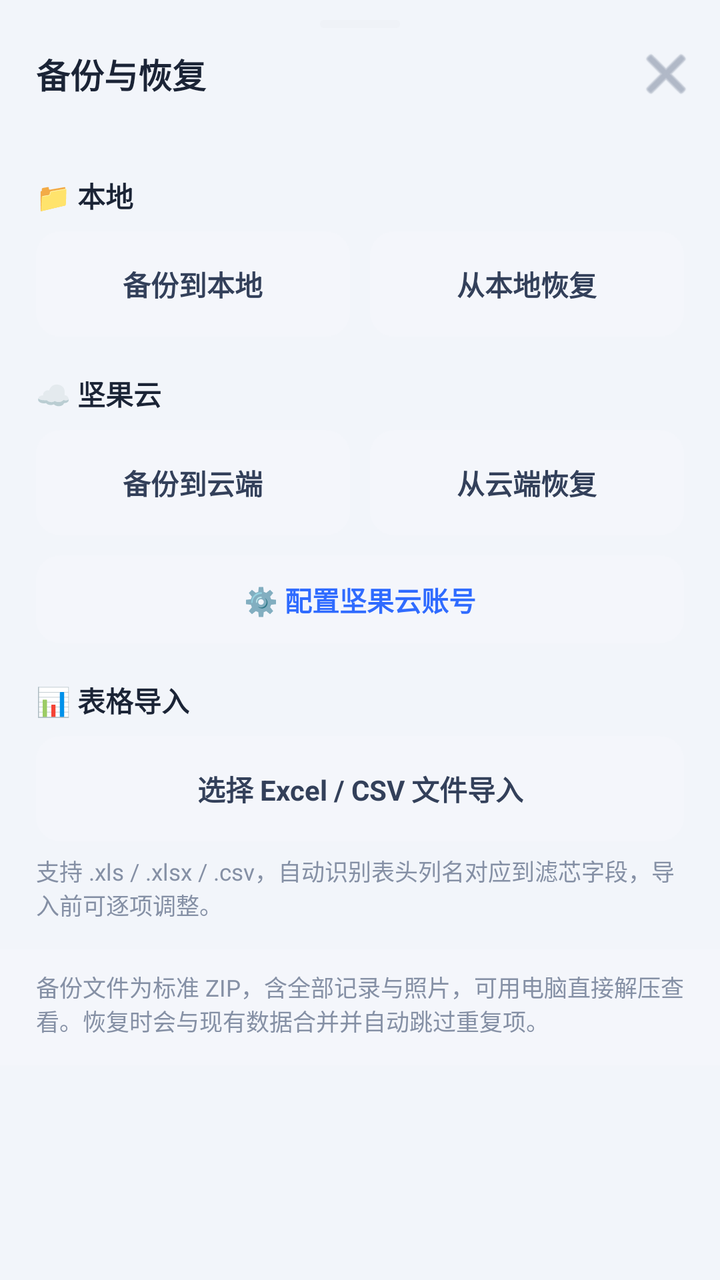
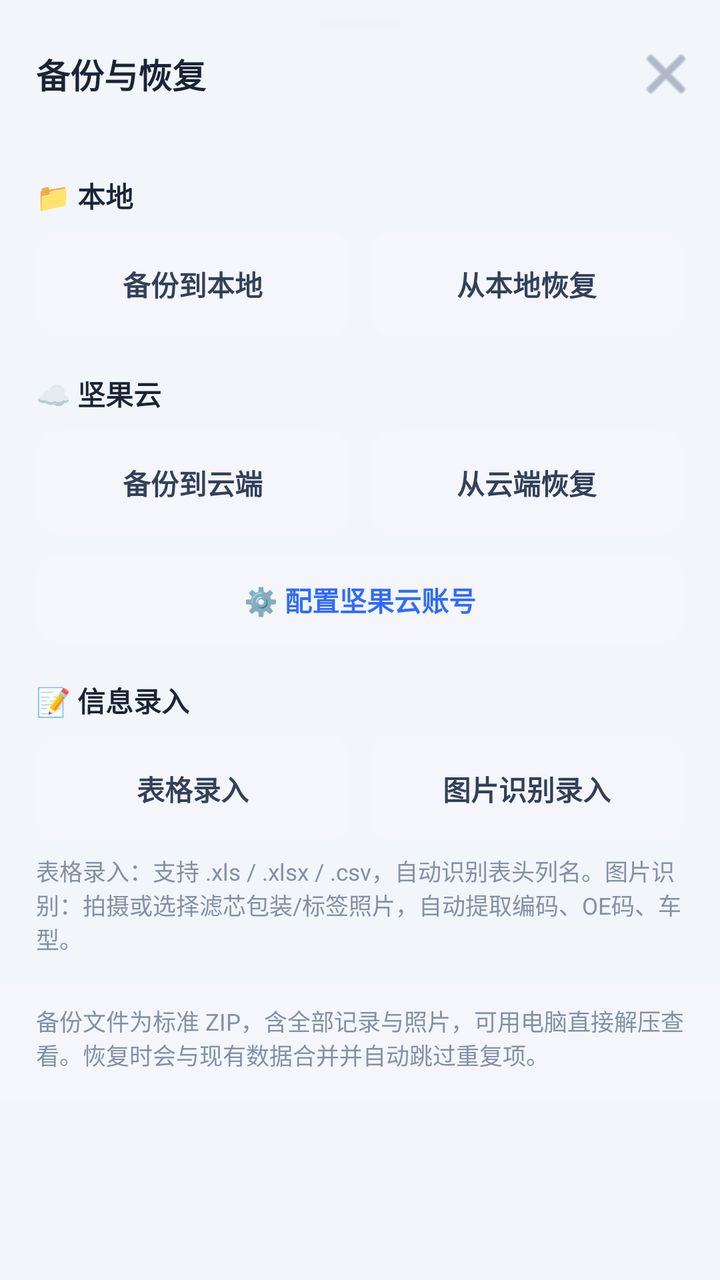

The first picture is an Android layout as it rendered before a commit; the second is the same layout after the commit. The layout source and the unified diff follow.
<!-- AndroidManifest.xml: application theme Theme.FilterMaster -->
<!-- res/layout/sheet_backup.xml -->
<?xml version="1.0" encoding="utf-8"?>
<ScrollView xmlns:android="http://schemas.android.com/apk/res/android"
    android:layout_width="match_parent"
    android:layout_height="match_parent"
    android:fillViewport="true">

    <LinearLayout
        android:layout_width="match_parent"
        android:layout_height="wrap_content"
        android:orientation="vertical">

    <View
        android:layout_width="40dp"
        android:layout_height="4dp"
        android:layout_gravity="center_horizontal"
        android:layout_marginTop="10dp"
        android:background="@drawable/bg_rounded_8" />

    <LinearLayout
        android:layout_width="match_parent"
        android:layout_height="wrap_content"
        android:gravity="center_vertical"
        android:orientation="horizontal"
        android:paddingLeft="18dp"
        android:paddingRight="12dp"
        android:paddingTop="8dp"
        android:paddingBottom="6dp">

        <TextView
            android:id="@+id/backupSheetTitle"
            android:layout_width="0dp"
            android:layout_height="wrap_content"
            android:layout_weight="1"
            android:text="备份与恢复"
            android:textColor="@color/text_main"
            android:textSize="17sp"
            android:textStyle="bold" />

        <ImageButton
            android:id="@+id/btnBackupClose"
            android:layout_width="30dp"
            android:layout_height="30dp"
            android:background="?attr/selectableItemBackgroundBorderless"
            android:contentDescription="关闭"
            android:src="@android:drawable/ic_menu_close_clear_cancel"
            android:tint="#8590A5" />
    </LinearLayout>

    <TextView
        android:id="@+id/tvBackupSummary"
        android:layout_width="match_parent"
        android:layout_height="wrap_content"
        android:paddingLeft="18dp"
        android:paddingRight="18dp"
        android:paddingBottom="12dp"
        android:textColor="@color/text_sub"
        android:textSize="12.5sp" />

    
    <TextView
        style="@style/SectionTitle"
        android:text="📁 本地" />

    <LinearLayout
        android:layout_width="match_parent"
        android:layout_height="wrap_content"
        android:orientation="horizontal"
        android:paddingLeft="18dp"
        android:paddingRight="18dp">

        <TextView
            android:id="@+id/btnLocalBackup"
            style="@style/ActionTile"
            android:text="备份到本地" />

        <Space
            android:layout_width="10dp"
            android:layout_height="1dp" />

        <TextView
            android:id="@+id/btnLocalRestore"
            style="@style/ActionTile"
            android:text="从本地恢复" />
    </LinearLayout>

    
    <LinearLayout
        android:layout_width="match_parent"
        android:layout_height="wrap_content"
        android:gravity="center_vertical"
        android:orientation="horizontal"
        android:paddingLeft="18dp"
        android:paddingRight="18dp"
        android:paddingTop="18dp"
        android:paddingBottom="8dp">

        <TextView
            android:layout_width="0dp"
            android:layout_height="wrap_content"
            android:layout_weight="1"
            android:text="☁️ 坚果云"
            android:textColor="@color/text_main"
            android:textSize="14sp"
            android:textStyle="bold" />

        <TextView
            android:id="@+id/tvCloudStatus"
            android:layout_width="wrap_content"
            android:layout_height="wrap_content"
            android:textSize="11.5sp" />
    </LinearLayout>

    <LinearLayout
        android:layout_width="match_parent"
        android:layout_height="wrap_content"
        android:orientation="horizontal"
        android:paddingLeft="18dp"
        android:paddingRight="18dp">

        <TextView
            android:id="@+id/btnCloudBackup"
            style="@style/ActionTile"
            android:text="备份到云端" />

        <Space
            android:layout_width="10dp"
            android:layout_height="1dp" />

        <TextView
            android:id="@+id/btnCloudRestore"
            style="@style/ActionTile"
            android:text="从云端恢复" />
    </LinearLayout>

    <TextView
        android:id="@+id/btnCloudSetting"
        android:layout_width="match_parent"
        android:layout_height="wrap_content"
        android:layout_marginLeft="18dp"
        android:layout_marginRight="18dp"
        android:layout_marginTop="10dp"
        android:background="@drawable/bg_field"
        android:gravity="center"
        android:paddingTop="12dp"
        android:paddingBottom="12dp"
        android:text="⚙️ 配置坚果云账号"
        android:textColor="@color/primary"
        android:textSize="13.5sp"
        android:textStyle="bold" />

    
    <TextView
        style="@style/SectionTitle"
        android:layout_marginTop="18dp"
        android:text="📊 表格导入" />

    <TextView
        android:id="@+id/btnImportSheet"
        android:layout_width="match_parent"
        android:layout_height="wrap_content"
        android:layout_marginLeft="18dp"
        android:layout_marginRight="18dp"
        android:background="@drawable/bg_field"
        android:gravity="center"
        android:paddingTop="16dp"
        android:paddingBottom="16dp"
        android:text="选择 Excel / CSV 文件导入"
        android:textColor="#33405A"
        android:textSize="14sp"
        android:textStyle="bold" />

    <TextView
        android:layout_width="match_parent"
        android:layout_height="wrap_content"
        android:layout_marginLeft="18dp"
        android:layout_marginRight="18dp"
        android:layout_marginTop="6dp"
        android:text="支持 .xls / .xlsx / .csv，自动识别表头列名对应到滤芯字段，导入前可逐项调整。"
        android:textColor="@color/text_sub"
        android:textSize="11.5sp" />

    <TextView
        android:layout_width="match_parent"
        android:layout_height="wrap_content"
        android:layout_marginTop="14dp"
        android:background="@color/field_bg"
        android:paddingLeft="18dp"
        android:paddingRight="18dp"
        android:paddingTop="10dp"
        android:paddingBottom="14dp"
        android:text="备份文件为标准 ZIP，含全部记录与照片，可用电脑直接解压查看。恢复时会与现有数据合并并自动跳过重复项。"
        android:textColor="@color/text_sub"
        android:textSize="11.5sp" />
    </LinearLayout>
</ScrollView>
<!-- resources referenced by this layout -->
<resources>
  <color name="field_bg">#F4F6FB</color>
  <color name="primary">#2F6BFF</color>
  <color name="text_main">#1B2436</color>
  <color name="text_sub">#8590A5</color>
  <!-- drawable bg_field (drawable) -->
  <?xml version="1.0" encoding="utf-8"?>
  <shape xmlns:android="http://schemas.android.com/apk/res/android">
      <solid android:color="@color/field_bg" />
      <corners android:radius="12dp" />
  </shape>
  <!-- drawable bg_rounded_8 (drawable) -->
  <?xml version="1.0" encoding="utf-8"?>
  <shape xmlns:android="http://schemas.android.com/apk/res/android">
      <solid android:color="#EFF2F7" />
      <corners android:radius="8dp" />
  </shape>
  <style name="ActionTile">
          <item name="android:layout_width">0dp</item>
          <item name="android:layout_height">wrap_content</item>
          <item name="android:layout_weight">1</item>
          <item name="android:background">@drawable/bg_field</item>
          <item name="android:gravity">center</item>
          <item name="android:paddingTop">16dp</item>
          <item name="android:paddingBottom">16dp</item>
          <item name="android:textColor">#33405A</item>
          <item name="android:textSize">14sp</item>
          <item name="android:textStyle">bold</item>
          <item name="android:lineSpacingExtra">2dp</item>
      </style>
  <style name="SectionTitle">
          <item name="android:layout_width">match_parent</item>
          <item name="android:layout_height">wrap_content</item>
          <item name="android:paddingLeft">18dp</item>
          <item name="android:paddingRight">18dp</item>
          <item name="android:paddingBottom">8dp</item>
          <item name="android:textColor">@color/text_main</item>
          <item name="android:textSize">14sp</item>
          <item name="android:textStyle">bold</item>
      </style>
  <style name="Theme.FilterMaster" parent="Theme.MaterialComponents.Light.NoActionBar">
          <item name="colorPrimary">@color/primary</item>
          <item name="colorPrimaryDark">@color/primary_deep</item>
          <item name="android:statusBarColor">#2456E8</item>
          <item name="android:windowBackground">@color/bg</item>
          <item name="android:windowLightStatusBar">false</item>
      </style>
  <color name="primary_deep">#1E4FD6</color>
  <color name="bg">#F2F5FA</color>
</resources>

<!-- the commit's change to res/layout/sheet_backup.xml (unified diff, before → after) -->
@@ -152,22 +152,29 @@
     <TextView
         style="@style/SectionTitle"
         android:layout_marginTop="18dp"
-        android:text="📊 表格导入" />
-
-    <TextView
-        android:id="@+id/btnImportSheet"
-        android:layout_width="match_parent"
-        android:layout_height="wrap_content"
-        android:layout_marginLeft="18dp"
-        android:layout_marginRight="18dp"
-        android:background="@drawable/bg_field"
-        android:gravity="center"
-        android:paddingTop="16dp"
-        android:paddingBottom="16dp"
-        android:text="选择 Excel / CSV 文件导入"
-        android:textColor="#33405A"
-        android:textSize="14sp"
-        android:textStyle="bold" />
+        android:text="📝 信息录入" />
+
+    <LinearLayout
+        android:layout_width="match_parent"
+        android:layout_height="wrap_content"
+        android:orientation="horizontal"
+        android:paddingLeft="18dp"
+        android:paddingRight="18dp">
+
+        <TextView
+            android:id="@+id/btnImportSheet"
+            style="@style/ActionTile"
+            android:text="表格录入" />
+
+        <Space
+            android:layout_width="10dp"
+            android:layout_height="1dp" />
+
+        <TextView
+            android:id="@+id/btnImportOcr"
+            style="@style/ActionTile"
+            android:text="图片识别录入" />
+    </LinearLayout>
 
     <TextView
         android:layout_width="match_parent"
@@ -175,7 +182,7 @@
         android:layout_marginLeft="18dp"
         android:layout_marginRight="18dp"
         android:layout_marginTop="6dp"
-        android:text="支持 .xls / .xlsx / .csv，自动识别表头列名对应到滤芯字段，导入前可逐项调整。"
+        android:text="表格录入：支持 .xls / .xlsx / .csv，自动识别表头列名。图片识别：拍摄或选择滤芯包装/标签照片，自动提取编码、OE码、车型。"
         android:textColor="@color/text_sub"
         android:textSize="11.5sp" />
 
